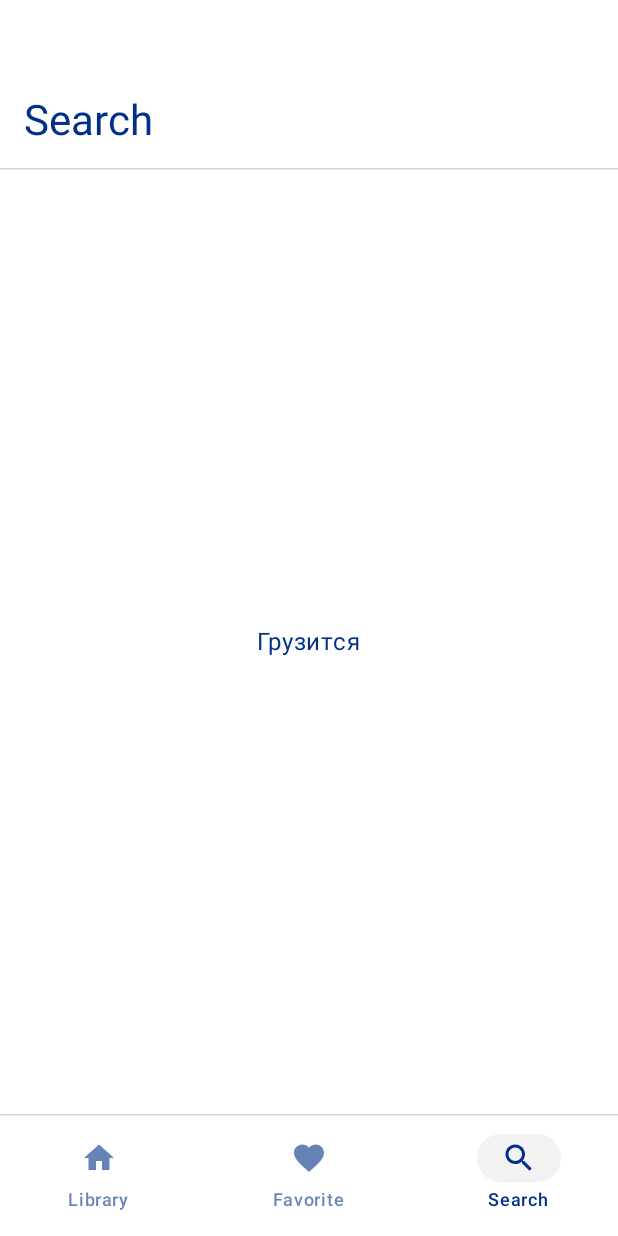
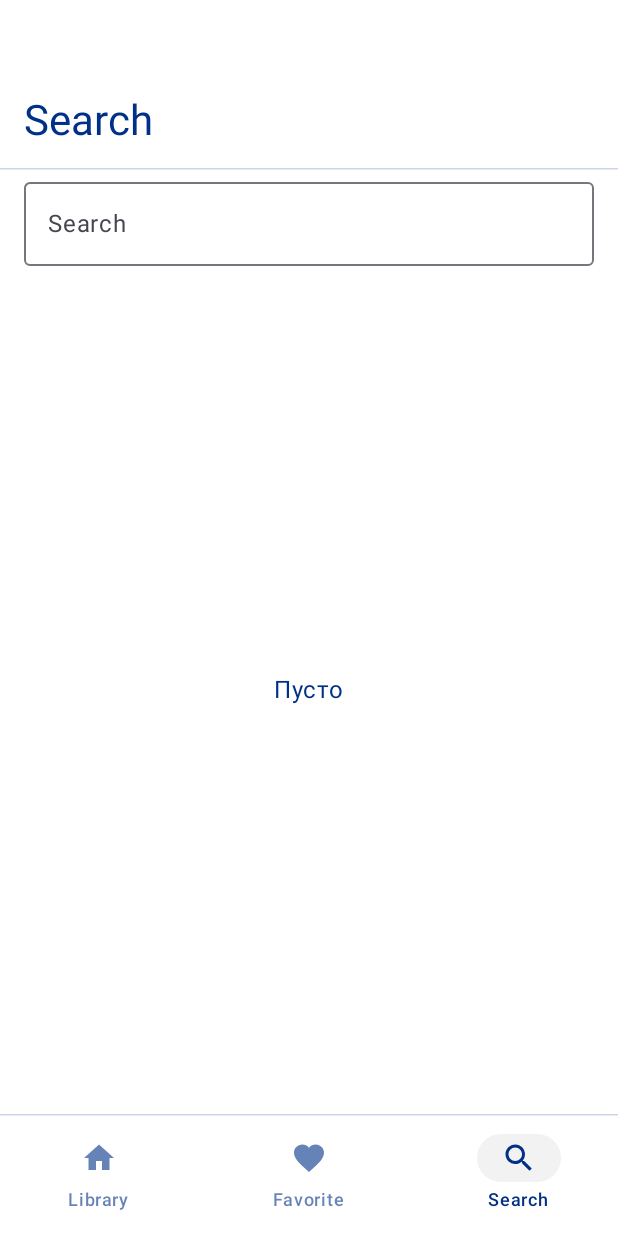
Before and after one commit to Shadi965/Apollonia-android, an Android app built with Jetpack Compose: the SearchScreen screen opened through its navigation route, on a phone screen of 412 x 824 dp. Run offline under Robolectric (Android 15) with nearby library versions, the phone set to English and light mode, and no system bars; our stand-ins replace Dagger/Hilt's generated code.

Commit message:
Экран поиска песен работает

```diff
--- a/app/src/main/java/songbird/apollo/presentation/ui/screens/search/SearchScreen.kt
+++ b/app/src/main/java/songbird/apollo/presentation/ui/screens/search/SearchScreen.kt
@@ -1,12 +1,15 @@
 package songbird.apollo.presentation.ui.screens.search
 
-import androidx.compose.foundation.layout.Arrangement
 import androidx.compose.foundation.layout.Box
 import androidx.compose.foundation.layout.Column
 import androidx.compose.foundation.layout.fillMaxSize
+import androidx.compose.foundation.layout.fillMaxWidth
+import androidx.compose.foundation.layout.padding
 import androidx.compose.foundation.lazy.LazyColumn
 import androidx.compose.foundation.lazy.items
-import androidx.compose.material3.Button
+import androidx.compose.foundation.text.KeyboardActions
+import androidx.compose.foundation.text.KeyboardOptions
+import androidx.compose.material3.OutlinedTextField
 import androidx.compose.material3.Text
 import androidx.compose.runtime.Composable
 import androidx.compose.runtime.collectAsState
@@ -15,7 +18,10 @@ import androidx.compose.runtime.mutableStateOf
 import androidx.compose.runtime.remember
 import androidx.compose.ui.Alignment
 import androidx.compose.ui.Modifier
+import androidx.compose.ui.platform.LocalFocusManager
+import androidx.compose.ui.text.input.ImeAction
 import androidx.compose.ui.tooling.preview.Preview
+import androidx.compose.ui.unit.dp
 import androidx.hilt.navigation.compose.hiltViewModel
 import songbird.apollo.R
 import songbird.apollo.presentation.model.SongPreviewUi
@@ -34,22 +40,50 @@ fun SearchScreen(modifier: Modifier = Modifier) {
 
     val viewModel: SearchScreenViewModel = hiltViewModel()
     val state = viewModel.foundSongs.collectAsState()
+    val searchQuery = viewModel.searchQuery.collectAsState()
     SearchScreenContent(
         modifier = modifier.fillMaxSize(),
         getState = { state.value },
-        onClick = { viewModel.load() })
+        onSearch = { viewModel.onSearchQueryChange(it) },
+        searchQuery = searchQuery.value
+    )
 }
 
 @Composable
 private fun SearchScreenContent(
     modifier: Modifier = Modifier,
     getState: () -> LoadResult<List<SongPreviewUi>>,
-    onClick: () -> Unit = {}
+    onSearch: (String) -> Unit = {},
+    searchQuery: String = ""
 ) {
+    Column(
+        modifier = modifier
+    ) {
+        val focusManager = LocalFocusManager.current
+        OutlinedTextField(
+            modifier = Modifier
+                .fillMaxWidth()
+                .padding(horizontal = 16.dp),
+            value = searchQuery,
+            onValueChange = onSearch,
+            label = { Text(text = "Search") },
+            singleLine = true,
+            keyboardOptions = KeyboardOptions.Default.copy(
+                imeAction = ImeAction.Search
+            ),
+            keyboardActions = KeyboardActions(
+                onSearch = {
+                    onSearch(searchQuery)
+                    focusManager.clearFocus()
+                }
+            )
+        )
+
         Box(
-        modifier = modifier,
+            modifier = Modifier.fillMaxSize(),
             contentAlignment = Alignment.Center
         ) {
+            // TODO: Обновить состояния
             when (val screenState = getState()) {
                 is Loading -> {
                     Text(
@@ -75,16 +109,13 @@ private fun SearchScreenContent(
 
                 else -> {
                     // TODO: Ошибка загрузки списка
-                Column(
+                    Box(
                         modifier = modifier,
-                    horizontalAlignment = Alignment.CenterHorizontally,
-                    verticalArrangement = Arrangement.Center
+                        contentAlignment = Alignment.Center
                     ) {
                         Text(
                             text = "Ошибочка вышла"
                         )
-                    Button(onClick = onClick) {
-                        Text(text = "Загрузить")
                     }
                 }
             }
@@ -109,5 +140,5 @@ private fun SearchScreenPreview() {
         })
     }
     SearchScreenContent(
-        getState = { Success(songs) }) {}
+        getState = { Success(songs) })
 }
--- a/app/src/main/java/songbird/apollo/presentation/ui/screens/search/SearchScreenViewModel.kt
+++ b/app/src/main/java/songbird/apollo/presentation/ui/screens/search/SearchScreenViewModel.kt
@@ -3,46 +3,64 @@ package songbird.apollo.presentation.ui.screens.search
 import androidx.lifecycle.ViewModel
 import androidx.lifecycle.viewModelScope
 import dagger.hilt.android.lifecycle.HiltViewModel
+import kotlinx.coroutines.FlowPreview
 import kotlinx.coroutines.flow.MutableStateFlow
 import kotlinx.coroutines.flow.StateFlow
+import kotlinx.coroutines.flow.collectLatest
+import kotlinx.coroutines.flow.debounce
+import kotlinx.coroutines.flow.distinctUntilChanged
 import kotlinx.coroutines.launch
 import songbird.apollo.data.BackendException
 import songbird.apollo.data.NoConnectionException
 import songbird.apollo.data.ParseBackendResponseException
-import songbird.apollo.domain.usecase.GetAllSongsUseCase
+import songbird.apollo.domain.usecase.SearchSongsUseCase
 import songbird.apollo.presentation.model.SongPreviewUi
 import songbird.apollo.presentation.model.toUi
 import songbird.apollo.presentation.ui.LoadResult
 import songbird.apollo.presentation.ui.LoadResult.Loading
 import javax.inject.Inject
 
+@OptIn(FlowPreview::class)
 @HiltViewModel
 class SearchScreenViewModel @Inject constructor(
-    private val getAllSongsUseCase: GetAllSongsUseCase
+    private val searchSongsUseCase: SearchSongsUseCase,
 ) : ViewModel() {
+
+    private val _searchQuery = MutableStateFlow("")
+    val searchQuery: StateFlow<String> get() = _searchQuery
+
     private val _foundSongs: MutableStateFlow<LoadResult<List<SongPreviewUi>>> = MutableStateFlow(Loading)
     val foundSongs: StateFlow<LoadResult<List<SongPreviewUi>>> get() = _foundSongs
 
-    fun load() {
+    fun onSearchQueryChange(query: String) {
+        _searchQuery.value = query
+    }
+
+    init {
+        viewModelScope.launch {
+            _searchQuery
+                .debounce(500)
+                .distinctUntilChanged()
+                .collectLatest { query ->
+                    if (query.isBlank()) {
+                        _foundSongs.value = LoadResult.Empty
+                        return@collectLatest
+                    }
+
                     _foundSongs.value = Loading
-        // TODO: Разобраться с исключениями
-        viewModelScope.launch {
                     try {
-                val songs = getAllSongsUseCase()
+                        val songs = searchSongsUseCase(query)
                         _foundSongs.value = if (songs.isEmpty()) LoadResult.Empty
                         else LoadResult.Success(songs.map { it.toUi() })
                     } catch (e: NoConnectionException) {
                         _foundSongs.value = LoadResult.Error("No internet connection")
                     } catch (e: ParseBackendResponseException) {
-                _foundSongs.value = LoadResult.Error("Looks like this version of the app is no longer compatible with the server. Please update to continue.")
+                        _foundSongs.value = LoadResult.Error("App version is outdated. Please update.")
                     } catch (e: BackendException) {
-                _foundSongs.value = LoadResult.Error("Looks like this version of the app is no longer compatible with the server. Please update to continue.")
+                        _foundSongs.value = LoadResult.Error("Server error.")
+                    }
                 }
         }
     }
 
-    init {
-        load()
 }
-
-}
```
Lines whose indentation alone changed are shown as unchanged.
